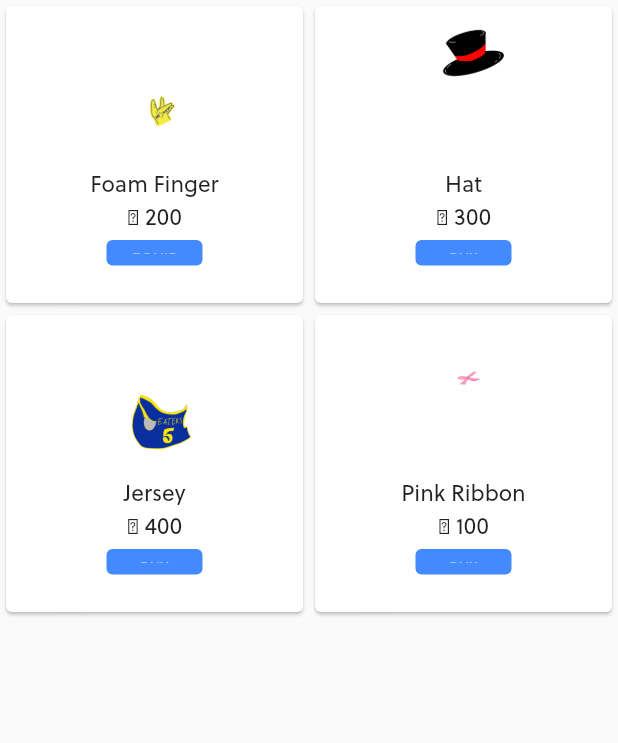
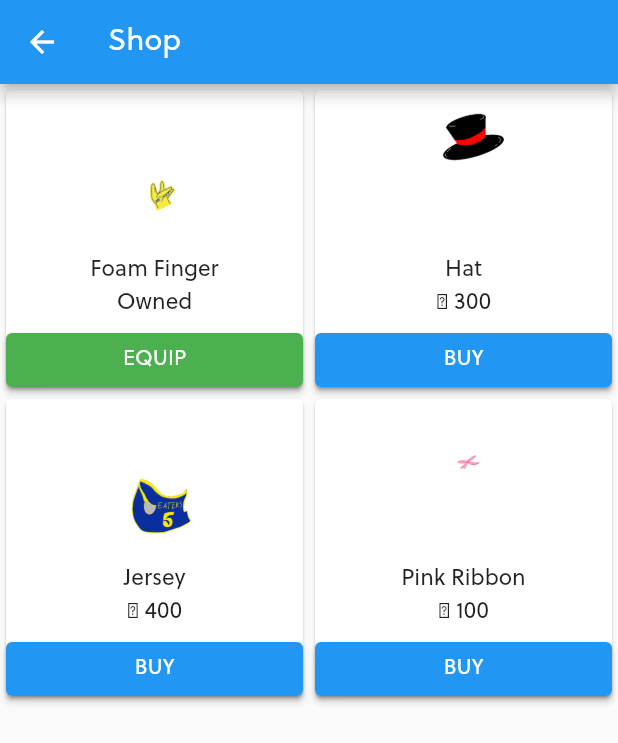
Before and after one commit to sharonm6/zotShowers, a Flutter app: the ShopScreen screen opened by its route, after a tap on "BUY", on a phone screen of 412 x 824 dp. Shown: the top 743 px of the screen. Run offline on Flutter 3.47's test engine with Material 2 defaults, Android fonts, the phone set to English and light mode, and no system bars; our stand-ins replace equatable, flutter_bloc, go_router.

Commit message:
Fix some bugs and show equipped accessories

```diff
--- a/lib/anteater_status.dart
+++ b/lib/anteater_status.dart
@@ -42,7 +42,40 @@ class AnteaterStatus extends StatelessWidget {
       crossAxisAlignment: CrossAxisAlignment.center,
       mainAxisAlignment: MainAxisAlignment.center,
       children: [
-        SizedBox(height: 45),
+        SizedBox(height: 64),
+        SizedBox(
+          height: 500,
+          child: Stack(
+            children: [
+              Align(
+                alignment: Alignment.topCenter,
+                child: Padding(
+                  padding: const EdgeInsets.only(right: 16),
+                  child: Image.asset("assets/zot_showers_logo_non_circle.png", height: 250),
+                ),
+              ),
+              Align(
+                alignment: Alignment.bottomCenter,
+                child: Image.asset("assets/anteater0.png", fit: BoxFit.fitHeight, height: 350),
+              ),
+              if (statusImg != null)
+                Align(
+                  alignment: Alignment.bottomCenter,
+                  child: Image.asset(
+                    statusImg,
+                    fit: BoxFit.fitHeight,
+                    height: 350,
+                  ),
+                ),
+              for (final accessory in data.equipped)
+                Align(
+                  alignment: Alignment.bottomCenter,
+                  child: Image.asset(accessory.imagePath, fit: BoxFit.fitHeight, height: 350),
+                ),
+            ],
+          ),
+        ),
+        SizedBox(height: 16),
         Text(
           "$totShowers Total $showerPl",
           style: TextStyle(
@@ -57,19 +90,6 @@ class AnteaterStatus extends StatelessWidget {
           textAlign: TextAlign.center,
         ),
         SizedBox(height: 16),
-        SizedBox(
-          height: 350,
-          child: Stack(
-            children: [
-              Image.asset("assets/anteater0.png", fit: BoxFit.fitHeight),
-              if (statusImg != null)
-                Image.asset(statusImg, fit: BoxFit.fitHeight),
-              for (final accessory in data.accessories)
-                Image.asset(accessory.imagePath, fit: BoxFit.fitHeight),
-            ],
-          ),
-        ),
-        SizedBox(height: 20)
       ],
     );
   }
--- a/lib/home_screen.dart
+++ b/lib/home_screen.dart
@@ -15,6 +15,8 @@ class HomeScreen extends StatelessWidget {
     final data = context.watch<UserDataCubit>().state;
 
     return Scaffold(
+      extendBodyBehindAppBar: true,
+      backgroundColor: Colors.white,
       body: SingleChildScrollView(
         child: BlocBuilder<UserDataCubit, UserData>(
           builder: (context, state) {
@@ -33,11 +35,13 @@ class HomeScreen extends StatelessWidget {
         ),
       ),
       appBar: AppBar(
+        backgroundColor: Colors.transparent,
+        elevation: 0,
         leading: Row(
           crossAxisAlignment: CrossAxisAlignment.center,
           children: [
             const SizedBox(width: 10),
-            const Icon(Icons.monetization_on, color: Colors.yellow, size: 24),
+            const Icon(Icons.monetization_on, color: Colors.black, size: 24),
             const SizedBox(width: 2),
             Text(
               "${data.coins}",
@@ -45,18 +49,14 @@ class HomeScreen extends StatelessWidget {
                 fontWeight: FontWeight.bold,
                 fontSize: 20,
                 height: 1.4,
-                color: Colors.yellow,
+                color: Colors.black,
               ),
             )
           ],
         ),
-        title: const Text(
-          "Zot Showers",
-          style: TextStyle(fontFamily: "BelloScript", fontSize: 26),
-        ),
         actions: <Widget>[
           IconButton(
-            icon: const Icon(Icons.shopping_cart),
+            icon: const Icon(Icons.shopping_cart, color: Colors.black),
             tooltip: "Go to the next page",
             onPressed: () {
               context.go("/shop");
--- a/lib/logic.dart
+++ b/lib/logic.dart
@@ -2,11 +2,13 @@ import 'package:equatable/equatable.dart';
 import 'package:flutter_bloc/flutter_bloc.dart';
 
 class UserDataCubit extends Cubit<UserData> {
-  UserDataCubit()
-      : super(UserData(showerSet: {}, accessories: {}, equipped: {}, coins: 0));
+  UserDataCubit() : super(UserData(showerSet: {}, accessories: {}, equipped: {}, coins: 0));
 
   void setDidShowerToday() {
-    emit(state.copyWith(showerDate: {...state.showerSet, state.today()}));
+    emit(state.copyWith(
+      showerDate: {...state.showerSet, state.today()},
+      coins: state.coins + 1 + state.numContDaysShower(),
+    ));
   }
 
   void addAccessory(item) {
@@ -18,9 +20,7 @@ class UserDataCubit extends Cubit<UserData> {
   }
 
   void unequipAccessory(item) {
-    emit(state.copyWith(
-        equippedSet:
-            state.equipped.where((element) => element != item).toSet()));
+    emit(state.copyWith(equippedSet: state.equipped.where((element) => element != item).toSet()));
   }
 }
 
@@ -48,22 +48,20 @@ class UserData extends Equatable {
   final Set<Accessory> equipped;
   final int coins;
 
-  UserData(
-      {required this.showerSet,
-      required this.accessories,
-      required this.equipped,
-      required this.coins});
+  UserData({required this.showerSet, required this.accessories, required this.equipped, required this.coins});
 
-  UserData copyWith(
-      {Set<DateTime>? showerDate,
-      Set<Accessory>? accessorySet,
-      Set<Accessory>? equippedSet,
-      int? coins}) {
+  UserData copyWith({
+    Set<DateTime>? showerDate,
+    Set<Accessory>? accessorySet,
+    Set<Accessory>? equippedSet,
+    int? coins,
+  }) {
     return UserData(
-        showerSet: showerDate == null ? showerSet : showerDate,
-        accessories: accessorySet == null ? accessories : accessorySet,
-        equipped: equippedSet == null ? equipped : equippedSet,
-        coins: coins == null ? this.coins : coins);
+      showerSet: showerDate ?? showerSet,
+      accessories: accessorySet ?? accessories,
+      equipped: equippedSet ?? equipped,
+      coins: coins ?? this.coins,
+    );
   }
 
   bool didShowerToday() {
@@ -111,5 +109,5 @@ class UserData extends Equatable {
   }
 
   @override
-  List<Object?> get props => [accessories, showerSet, equipped];
+  List<Object?> get props => [accessories, showerSet, equipped, coins];
 }
--- a/lib/shop.dart
+++ b/lib/shop.dart
@@ -2,6 +2,7 @@
 
 import 'package:flutter/material.dart';
 import 'package:flutter_bloc/flutter_bloc.dart';
+
 import 'logic.dart';
 
 // Shows the dirty or clean anteater image
@@ -10,15 +11,13 @@ class Shop extends StatelessWidget {
 
   const Shop({Key? key, required this.data}) : super(key: key);
 
-  handleClick(BuildContext context, int idx) {
+  void handleClick(BuildContext context, int idx) {
     if (!data.accessories.contains(ALL_ACCESSORIES[idx])) {
       context.read<UserDataCubit>().addAccessory(ALL_ACCESSORIES[idx]);
-    } else {
-      if (!data.equipped.contains(ALL_ACCESSORIES[idx])) {
+    } else if (!data.equipped.contains(ALL_ACCESSORIES[idx])) {
       context.read<UserDataCubit>().equipAccessory(ALL_ACCESSORIES[idx]);
     } else {
       context.read<UserDataCubit>().unequipAccessory(ALL_ACCESSORIES[idx]);
-      }
     }
   }
 
@@ -32,54 +31,47 @@ class Shop extends StatelessWidget {
           Image img;
           img = Image.asset(ALL_ACCESSORIES[index].imagePath, height: 100);
           String buyEquip = "BUY";
+          Color backgroundColor = Colors.blue;
 
           if (data.accessories.contains(ALL_ACCESSORIES[index])) {
-            buyEquip = "EQUIP";
             if (data.equipped.contains(ALL_ACCESSORIES[index])) {
               buyEquip = "UNEQUIP";
+              backgroundColor = Colors.red;
             } else {
               buyEquip = "EQUIP";
+              backgroundColor = Colors.green;
             }
           }
 
           return Card(
-            child: Stack(
-              children: [
-                Align(
-                  alignment: Alignment.center,
             child: Column(children: [
               SizedBox(height: 7),
               img,
               SizedBox(height: 5),
-                    Text(
-                        "${ALL_ACCESSORIES[index].name}", // indexing starts at 0
+              Text(ALL_ACCESSORIES[index].name, // indexing starts at 0
                   textAlign: TextAlign.center,
                   style: TextStyle(fontSize: 15)),
               SizedBox(height: 5),
-                    Text(
-                        "🪙 ${ALL_ACCESSORIES[index].price}", // indexing starts at 0
+              Text(data.accessories.contains(ALL_ACCESSORIES[index]) ? "Owned" : "🪙 ${ALL_ACCESSORIES[index].price}",
+                  // indexing starts at 0
                   textAlign: TextAlign.center,
                   style: TextStyle(fontSize: 15)),
               SizedBox(height: 5),
               SizedBox(
-                      child: TextButton(
-                        style: ButtonStyle(
-                          foregroundColor:
-                              MaterialStateProperty.all<Color>(Colors.white),
-                          backgroundColor: MaterialStatePropertyAll<Color>(
-                              Colors.blueAccent),
+                width: double.infinity,
+                child: ElevatedButton(
+                  style: ElevatedButton.styleFrom(
+                    foregroundColor: Colors.white,
+                    backgroundColor: backgroundColor,
                   ),
                   onPressed: () => handleClick(context, index),
-                        child: Text(buyEquip, // indexing starts at 0
+                  child: Text(
+                    buyEquip, // indexing starts at 0
                     textAlign: TextAlign.center,
-                            style: TextStyle(fontSize: 10)),
                   ),
-                      height: 17,
+                ),
               ),
             ]),
-                ),
-              ],
-            ),
           );
         },
       ),
--- a/lib/shop_screen.dart
+++ b/lib/shop_screen.dart
@@ -1,6 +1,7 @@
 import 'package:flutter/material.dart';
 import 'package:flutter_bloc/flutter_bloc.dart';
 import 'package:zotshowers/logic.dart';
+
 import 'shop.dart';
 
 class ShopScreen extends StatelessWidget {
@@ -9,6 +10,9 @@ class ShopScreen extends StatelessWidget {
   @override
   Widget build(BuildContext context) {
     return Scaffold(
+      appBar: AppBar(
+        title: const Text("Shop"),
+      ),
       body: BlocBuilder<UserDataCubit, UserData>(
         builder: (context, state) {
           return Shop(data: state);
```
Lines whose indentation alone changed are shown as unchanged.
